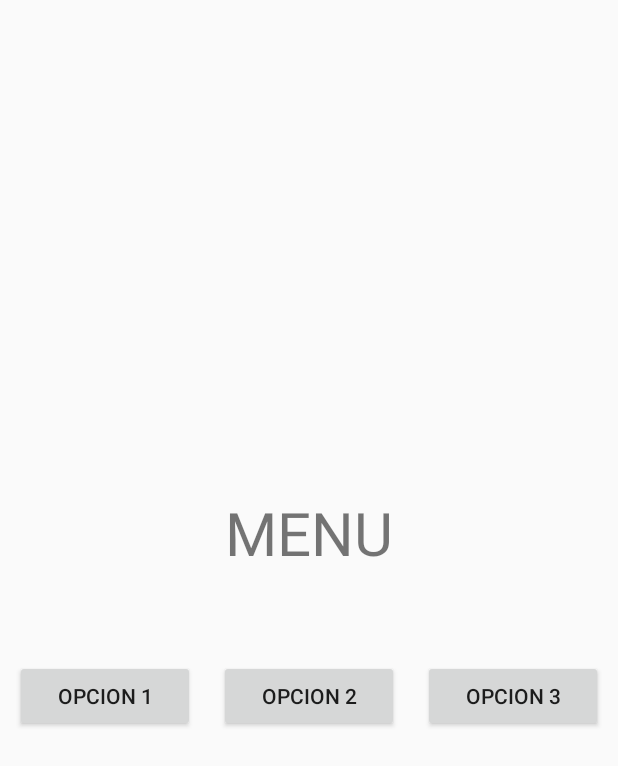
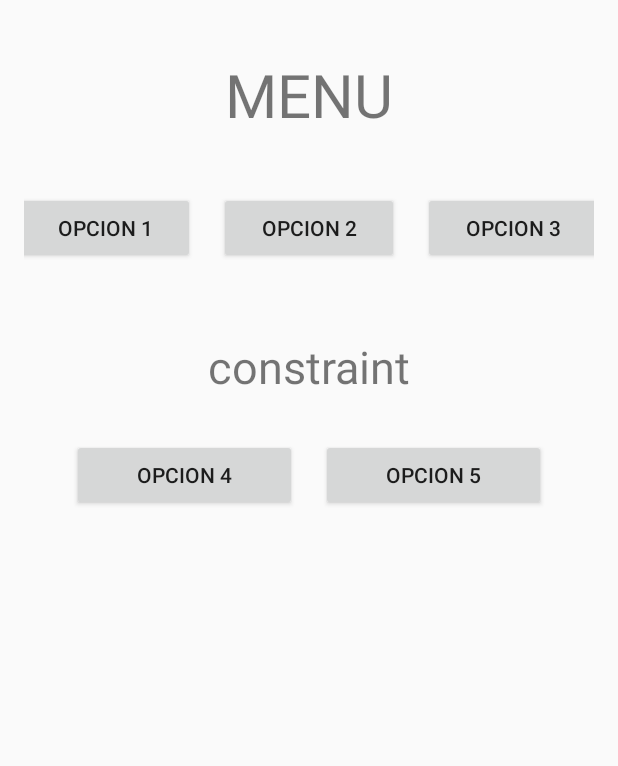
Before and after one commit to victoremmanuelcastillo/AndroidStudio, an Android app built with Jetpack Compose: the screen it shows after launch (Menu), on a phone screen of 412 x 824 dp. Shown: the top 766 px of the screen. Run offline under Robolectric (Android 15) with nearby library versions, the phone set to English and light mode, and no system bars.

Commit message:
Update Menu layout: restructure with constraint section and new buttons
- Move MENU title and original buttons to top of screen
- Add "constraint" section title below original buttons
- Add two new buttons (Option 4, Option 5) below constraint section
- Improve layout spacing and positioning for better organization

🤖 Generated with [Claude Code](https://claude.ai/code)

Co-Authored-By: Claude <noreply@anthropic.com>

```diff
--- a/app/src/main/res/layout/activity_menu.xml
+++ b/app/src/main/res/layout/activity_menu.xml
@@ -6,7 +6,7 @@
     android:layout_width="match_parent"
     android:layout_height="match_parent"
     android:orientation="vertical"
-    android:gravity="center"
+    android:padding="16dp"
     tools:context=".Menu">
 
     <TextView
@@ -15,13 +15,15 @@
         android:text="MENU"
         android:textSize="40sp"
         android:textAlignment="center"
-        android:layout_marginBottom="50dp" />
+        android:layout_marginTop="20dp"
+        android:layout_marginBottom="30dp" />
 
     <LinearLayout
         android:layout_width="match_parent"
         android:layout_height="wrap_content"
         android:orientation="horizontal"
-        android:gravity="center" >
+        android:gravity="center"
+        android:layout_marginBottom="40dp" >
 
         <Button
             android:id="@+id/Button1"
@@ -43,4 +45,32 @@
             android:text="Opcion 3"/>
     </LinearLayout>
 
+    <TextView
+        android:layout_width="match_parent"
+        android:layout_height="wrap_content"
+        android:text="constraint"
+        android:textSize="30sp"
+        android:textAlignment="center"
+        android:layout_marginBottom="20dp" />
+
+    <LinearLayout
+        android:layout_width="match_parent"
+        android:layout_height="wrap_content"
+        android:orientation="horizontal"
+        android:gravity="center" >
+
+        <Button
+            android:id="@+id/Button4"
+            android:layout_width="150dp"
+            android:layout_height="wrap_content"
+            android:layout_margin="8dp"
+            android:text="Opcion 4"/>
+        <Button
+            android:id="@+id/Button5"
+            android:layout_width="150dp"
+            android:layout_height="wrap_content"
+            android:layout_margin="8dp"
+            android:text="Opcion 5"/>
+    </LinearLayout>
+
 </LinearLayout>
```
